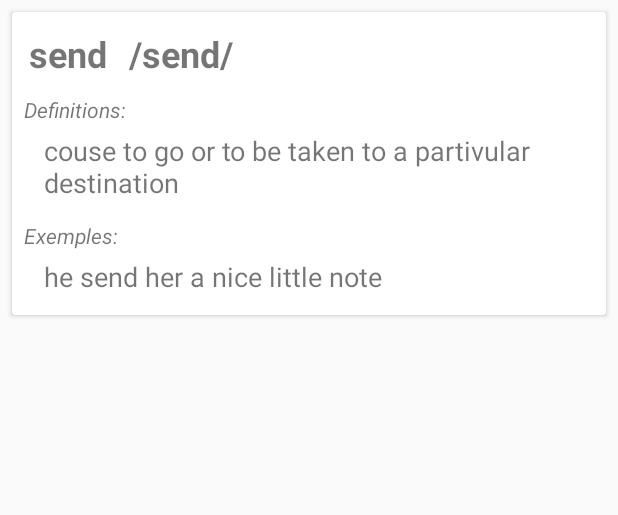
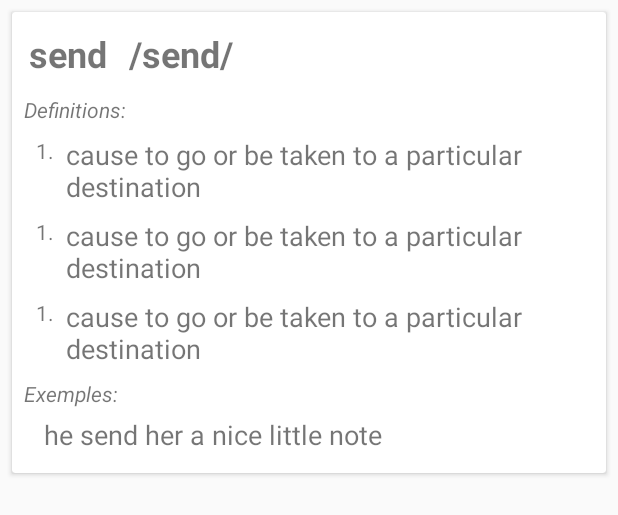
Before and after one commit to jhonatanjal/my-dictionary, an Android app: the layout fragment_word_info.xml on its own in the app's theme, with its tools: preview values and no code run, on a phone screen of 412 x 824 dp. Shown: the top 515 px of the screen. Run offline under Robolectric (Android 15) with nearby library versions, the phone set to English and light mode, and no system bars.

Commit message:
use recycler view, change target SDK to 28

```diff
--- a/app/src/main/java/com/jhonatanlopes/mydictionary/ui/fragment/WordInfoFragment.kt
+++ b/app/src/main/java/com/jhonatanlopes/mydictionary/ui/fragment/WordInfoFragment.kt
@@ -7,8 +7,8 @@ import android.view.View
 import android.view.ViewGroup
 import com.jhonatanlopes.mydictionary.R
 import com.jhonatanlopes.mydictionary.model.WordData
+import com.jhonatanlopes.mydictionary.ui.recyclerview.DefinitionsAdapter
 import kotlinx.android.synthetic.main.fragment_word_info.*
-
 
 class WordInfoFragment : Fragment() {
 
@@ -27,7 +27,7 @@ class WordInfoFragment : Fragment() {
     private fun fillsWordInfo(wordData: WordData) {
         word_info_word_id.text = wordData.wordId
         word_info_pronunciation.text = wordData.pronunciation
-        word_info_definition.text = wordData.definitionsAsOneString()
+        word_info_definitions.adapter = DefinitionsAdapter(context, wordData.definitions)
         word_info_exemple.text = wordData.exemple
     }
 }
--- /dev/null
+++ b/app/src/main/res/layout/definitions_list_item.xml
@@ -0,0 +1,31 @@
+<?xml version="1.0" encoding="utf-8"?>
+<android.support.constraint.ConstraintLayout xmlns:android="http://schemas.android.com/apk/res/android"
+    xmlns:app="http://schemas.android.com/apk/res-auto"
+    xmlns:tools="http://schemas.android.com/tools"
+    android:layout_width="match_parent"
+    android:layout_height="wrap_content">
+
+    <TextView
+        android:id="@+id/list_item_number"
+        android:layout_width="wrap_content"
+        android:layout_height="wrap_content"
+        android:layout_marginStart="8dp"
+        android:layout_marginTop="8dp"
+        android:textSize="14sp"
+        app:layout_constraintStart_toStartOf="parent"
+        app:layout_constraintTop_toTopOf="parent"
+        tools:text="1." />
+
+    <TextView
+        android:id="@+id/list_item_definition"
+        android:layout_width="0dp"
+        android:layout_height="wrap_content"
+        android:layout_marginStart="8dp"
+        android:textSize="18sp"
+        app:layout_constraintEnd_toEndOf="parent"
+        app:layout_constraintHorizontal_bias="0.0"
+        app:layout_constraintStart_toEndOf="@+id/list_item_number"
+        app:layout_constraintTop_toTopOf="@+id/list_item_number"
+        tools:text="cause to go or be taken to a particular destination" />
+
+</android.support.constraint.ConstraintLayout>
--- a/app/src/main/res/layout/fragment_word_info.xml
+++ b/app/src/main/res/layout/fragment_word_info.xml
@@ -5,7 +5,8 @@
     android:id="@+id/word_info_card_view"
     android:layout_width="match_parent"
     android:layout_height="wrap_content"
-    android:layout_margin="8dp">
+    android:layout_margin="8dp"
+    android:isScrollContainer="true">
 
     <android.support.constraint.ConstraintLayout
         android:layout_width="match_parent"
@@ -56,19 +57,17 @@
             app:layout_constraintStart_toStartOf="@+id/word_info_word_id"
             app:layout_constraintTop_toBottomOf="@+id/word_info_word_id" />
 
-        <TextView
-            android:id="@+id/word_info_definition"
+        <android.support.v7.widget.RecyclerView
+            android:id="@+id/word_info_definitions"
             android:layout_width="0dp"
             android:layout_height="wrap_content"
-            android:layout_marginStart="8dp"
             android:layout_marginEnd="8dp"
-            android:padding="5dp"
-            android:textIsSelectable="true"
-            android:textSize="18sp"
+            app:layoutManager="android.support.v7.widget.LinearLayoutManager"
+            app:layout_constraintBottom_toTopOf="@id/word_info_label_exemples"
             app:layout_constraintEnd_toEndOf="parent"
             app:layout_constraintStart_toStartOf="@+id/word_info_label_definition"
             app:layout_constraintTop_toBottomOf="@+id/word_info_label_definition"
-            tools:text="couse to go or to be taken to a partivular destination" />
+            tools:listitem="@layout/definitions_list_item" />
 
         <TextView
             android:id="@+id/word_info_label_exemples"
@@ -79,7 +78,7 @@
             android:textAllCaps="false"
             android:textStyle="italic"
             app:layout_constraintStart_toStartOf="@+id/word_info_label_definition"
-            app:layout_constraintTop_toBottomOf="@+id/word_info_definition" />
+            app:layout_constraintTop_toBottomOf="@+id/word_info_definitions" />
 
         <TextView
             android:id="@+id/word_info_exemple"
```
Also changed, not shown: app/build.gradle (+6 -6 lines), app/src/main/java/com/jhonatanlopes/mydictionary/model/WordData.kt (+0 -8 lines), app/src/main/java/com/jhonatanlopes/mydictionary/ui/recyclerview/DefinitionsAdapter.kt (added, +41 -0 lines), app/src/main/res/layout/activity_dictionary.xml (+11 -4 lines).
